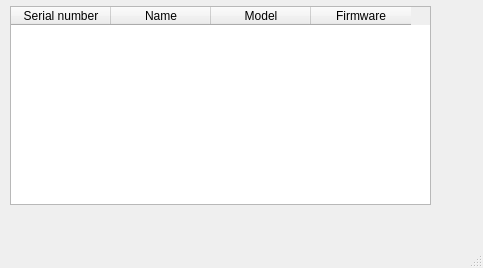
The window that qt/ui/deviceswindow.ui (StevenRudenko/WLanAdb) describes before a commit, drawn with Qt 5.
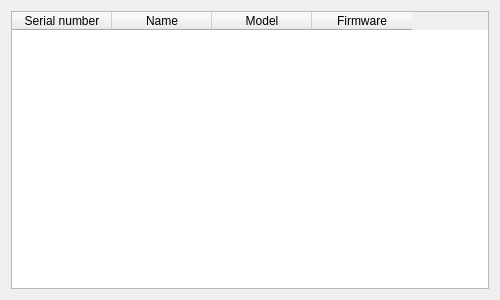
The same window after the commit.

Commit message: QT: UI layout is fixed

The edit to the form file:
```diff
--- a/qt/ui/deviceswindow.ui
+++ b/qt/ui/deviceswindow.ui
@@ -9,50 +9,19 @@
    <rect>
     <x>0</x>
     <y>0</y>
-    <width>483</width>
-    <height>268</height>
+    <width>500</width>
+    <height>300</height>
    </rect>
   </property>
   <property name="windowTitle">
    <string>Select device</string>
   </property>
   <widget class="QWidget" name="centralWidget">
-   <widget class="QWidget" name="verticalLayoutWidget">
-    <property name="geometry">
-     <rect>
-      <x>0</x>
-      <y>0</y>
-      <width>441</width>
-      <height>211</height>
-     </rect>
-    </property>
-    <layout class="QVBoxLayout" name="mainLayout">
-     <property name="spacing">
-      <number>6</number>
-     </property>
-     <property name="sizeConstraint">
-      <enum>QLayout::SetMinimumSize</enum>
-     </property>
-     <property name="leftMargin">
-      <number>10</number>
-     </property>
-     <property name="topMargin">
-      <number>6</number>
-     </property>
-     <property name="rightMargin">
-      <number>10</number>
-     </property>
-     <property name="bottomMargin">
-      <number>6</number>
-     </property>
+   <layout class="QVBoxLayout" name="verticalLayout_2">
+    <item>
+     <layout class="QVBoxLayout" name="verticalLayout">
      <item>
       <widget class="QTableWidget" name="devicesTableWidget">
-       <property name="sizePolicy">
-        <sizepolicy hsizetype="Minimum" vsizetype="Minimum">
-         <horstretch>0</horstretch>
-         <verstretch>0</verstretch>
-        </sizepolicy>
-       </property>
        <property name="editTriggers">
         <set>QAbstractItemView::NoEditTriggers</set>
        </property>
@@ -91,7 +60,8 @@
       </widget>
      </item>
     </layout>
-   </widget>
+    </item>
+   </layout>
   </widget>
   <widget class="QMenuBar" name="menuBar">
    <property name="geometry">
@@ -103,7 +73,6 @@
     </rect>
    </property>
   </widget>
-  <widget class="QStatusBar" name="statusBar"/>
  </widget>
  <layoutdefault spacing="6" margin="11"/>
  <resources/>
```
Left out of the diff: 5 changed lines with no effect on the pictures. Lines whose indentation alone changed are shown as unchanged. The commit also changes 1 other file.
